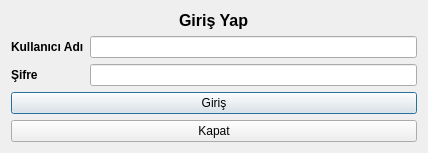
First picture: the form in SinkarYazilim/personel/logindialog.ui, repository CMLDMR/SINKAR, before the edit.
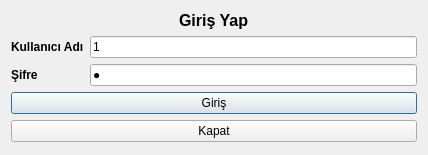
Second picture: the form after the edit.

The edit to the form file:
```diff
--- a/SinkarYazilim/personel/logindialog.ui
+++ b/SinkarYazilim/personel/logindialog.ui
@@ -7,7 +7,7 @@
     <x>0</x>
     <y>0</y>
     <width>428</width>
-    <height>150</height>
+    <height>155</height>
    </rect>
   </property>
   <property name="windowTitle">
@@ -20,7 +20,11 @@
    <item>
     <layout class="QGridLayout" name="gridLayout">
      <item row="1" column="1">
-      <widget class="QLineEdit" name="lineEdit_username"/>
+      <widget class="QLineEdit" name="lineEdit_username">
+       <property name="text">
+        <string>1</string>
+       </property>
+      </widget>
      </item>
      <item row="2" column="0">
       <widget class="QLabel" name="label_2">
@@ -31,6 +35,9 @@
      </item>
      <item row="2" column="1">
       <widget class="QLineEdit" name="lineEdit_password">
+       <property name="text">
+        <string>1</string>
+       </property>
        <property name="echoMode">
         <enum>QLineEdit::Password</enum>
        </property>
```
